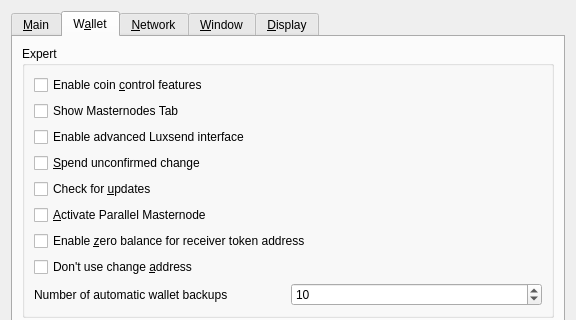
Old version of the form src/qt/forms/optionsdialog.ui in the repository KingricharVD/astra; both pictures show x 0 to 576 and y 0 to 320 of the 576 by 460 pixel window.
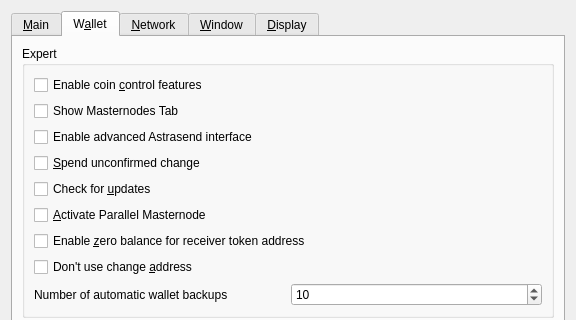
New version of the form. Custom widgets are drawn as their Qt base class.

```diff
--- a/src/qt/forms/optionsdialog.ui
+++ b/src/qt/forms/optionsdialog.ui
@@ -303,7 +303,7 @@
              <string>Show additional information and buttons for Luxsend on overview screen.</string>
             </property>
             <property name="text">
-             <string>Enable advanced Luxsend interface</string>
+             <string>Enable advanced Astrasend interface</string>
             </property>
            </widget>
           </item>
```
Left out of the diff: 4 changed lines with no effect on the pictures.
